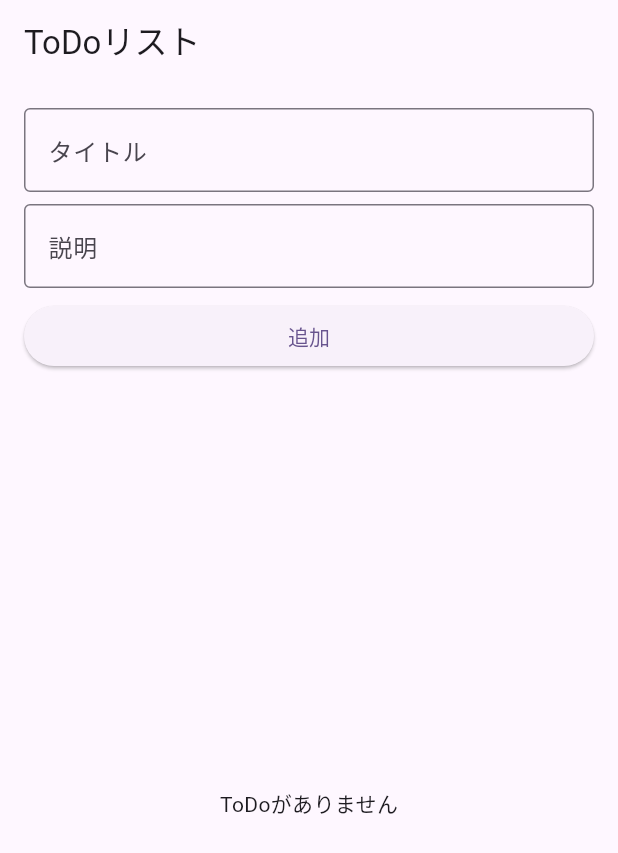
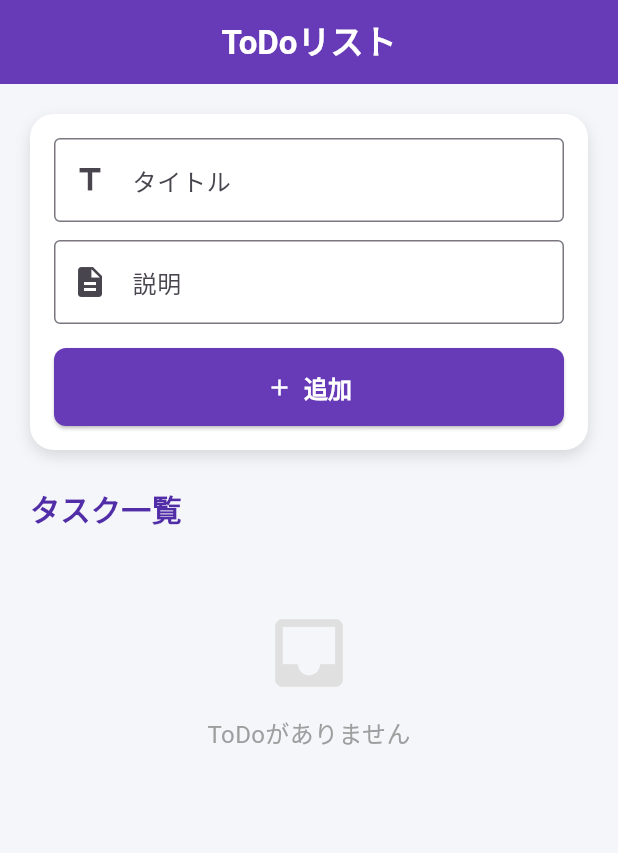
Before and after one commit to coffeemanjp/todo-app, a Flutter app: the screen it shows after launch, on a phone screen of 412 x 824 dp. Shown: the top 853 px of the screen. Run offline on Flutter 3.47's test engine with Material 3 defaults, Android fonts, the light colour scheme and no system bars.

```diff
--- a/todo_app/lib/main.dart
+++ b/todo_app/lib/main.dart
@@ -24,7 +24,9 @@ class Todo {
   String title;
   String description;
   bool isDone;
-  Todo({required this.title, required this.description, this.isDone = false});
+  final String id;
+  Todo({required this.title, required this.description, this.isDone = false, String? id})
+      : id = id ?? UniqueKey().toString();
 }
 
 class TodoListPage extends StatefulWidget {
@@ -50,6 +52,12 @@ class _TodoListPageState extends State<TodoListPage> {
     });
   }
 
+  void _deleteTodo(String id) {
+    setState(() {
+      _todos.removeWhere((todo) => todo.id == id);
+    });
+  }
+
   @override
   void dispose() {
     _titleController.dispose();
@@ -60,11 +68,33 @@ class _TodoListPageState extends State<TodoListPage> {
   @override
   Widget build(BuildContext context) {
     return Scaffold(
+      backgroundColor: const Color(0xFFF5F6FA),
       appBar: AppBar(
-        title: const Text('ToDoリスト'),
+        title: const Text('ToDoリスト', style: TextStyle(fontWeight: FontWeight.bold)),
+        backgroundColor: Colors.deepPurple,
+        foregroundColor: Colors.white,
+        elevation: 0,
+        centerTitle: true,
       ),
-      body: Padding(
-        padding: const EdgeInsets.all(16.0),
+      body: SingleChildScrollView(
+        child: Padding(
+          padding: const EdgeInsets.all(20.0),
+          child: Column(
+            crossAxisAlignment: CrossAxisAlignment.stretch,
+            children: [
+              Container(
+                decoration: BoxDecoration(
+                  color: Colors.white,
+                  borderRadius: BorderRadius.circular(16),
+                  boxShadow: [
+                    BoxShadow(
+                      color: Colors.black12,
+                      blurRadius: 8,
+                      offset: Offset(0, 4),
+                    ),
+                  ],
+                ),
+                padding: const EdgeInsets.all(16),
                 child: Column(
                   children: [
                     TextField(
@@ -72,36 +102,89 @@ class _TodoListPageState extends State<TodoListPage> {
                       decoration: const InputDecoration(
                         labelText: 'タイトル',
                         border: OutlineInputBorder(),
+                        prefixIcon: Icon(Icons.title),
                       ),
                     ),
-            const SizedBox(height: 8),
+                    const SizedBox(height: 12),
                     TextField(
                       controller: _descController,
                       decoration: const InputDecoration(
                         labelText: '説明',
                         border: OutlineInputBorder(),
-              ),
-            ),
-            const SizedBox(height: 8),
-            SizedBox(
-              width: double.infinity,
-              child: ElevatedButton(
-                onPressed: _addTodo,
-                child: const Text('追加'),
+                        prefixIcon: Icon(Icons.description),
                       ),
                     ),
                     const SizedBox(height: 16),
-            Expanded(
-              child: _todos.isEmpty
-                  ? const Center(child: Text('ToDoがありません'))
-                  : ListView.builder(
+                    SizedBox(
+                      width: double.infinity,
+                      child: ElevatedButton.icon(
+                        onPressed: _addTodo,
+                        icon: const Icon(Icons.add),
+                        label: const Text('追加'),
+                        style: ElevatedButton.styleFrom(
+                          backgroundColor: Colors.deepPurple,
+                          foregroundColor: Colors.white,
+                          shape: RoundedRectangleBorder(
+                            borderRadius: BorderRadius.circular(8),
+                          ),
+                          padding: const EdgeInsets.symmetric(vertical: 14),
+                          textStyle: const TextStyle(fontSize: 16, fontWeight: FontWeight.bold),
+                        ),
+                      ),
+                    ),
+                  ],
+                ),
+              ),
+              const SizedBox(height: 24),
+              Text(
+                'タスク一覧',
+                style: TextStyle(
+                  fontSize: 20,
+                  fontWeight: FontWeight.bold,
+                  color: Colors.deepPurple.shade700,
+                ),
+              ),
+              const SizedBox(height: 12),
+              _todos.isEmpty
+                  ? Container(
+                      margin: const EdgeInsets.only(top: 40),
+                      child: Column(
+                        children: [
+                          Icon(Icons.inbox, size: 60, color: Colors.grey.shade300),
+                          const SizedBox(height: 12),
+                          const Text('ToDoがありません', style: TextStyle(color: Colors.grey, fontSize: 16)),
+                        ],
+                      ),
+                    )
+                  : ListView.separated(
+                      shrinkWrap: true,
+                      physics: const NeverScrollableScrollPhysics(),
                       itemCount: _todos.length,
+                      separatorBuilder: (context, index) => const SizedBox(height: 12),
                       itemBuilder: (context, index) {
                         final todo = _todos[index];
-                        return Card(
+                        return Dismissible(
+                          key: ValueKey(todo.id),
+                          direction: DismissDirection.endToStart,
+                          onDismissed: (_) => _deleteTodo(todo.id),
+                          background: Container(
+                            alignment: Alignment.centerRight,
+                            padding: const EdgeInsets.symmetric(horizontal: 20),
+                            decoration: BoxDecoration(
+                              color: Colors.redAccent,
+                              borderRadius: BorderRadius.circular(12),
+                            ),
+                            child: const Icon(Icons.delete, color: Colors.white, size: 28),
+                          ),
+                          child: Card(
+                            elevation: 3,
+                            shape: RoundedRectangleBorder(
+                              borderRadius: BorderRadius.circular(12),
+                            ),
                             child: ListTile(
                               leading: Checkbox(
                                 value: todo.isDone,
+                                activeColor: Colors.deepPurple,
                                 onChanged: (val) {
                                   setState(() {
                                     todo.isDone = val ?? false;
@@ -111,20 +194,35 @@ class _TodoListPageState extends State<TodoListPage> {
                               title: Text(
                                 todo.title,
                                 style: TextStyle(
-                                decoration: todo.isDone
-                                    ? TextDecoration.lineThrough
-                                    : null,
+                                  decoration: todo.isDone ? TextDecoration.lineThrough : null,
+                                  fontWeight: FontWeight.bold,
+                                  color: todo.isDone ? Colors.grey : Colors.black,
                                 ),
                               ),
-                            subtitle: Text(todo.description),
+                              subtitle: todo.description.isNotEmpty
+                                  ? Text(
+                                      todo.description,
+                                      style: TextStyle(
+                                        color: todo.isDone ? Colors.grey : Colors.black87,
+                                      ),
+                                    )
+                                  : null,
+                              trailing: IconButton(
+                                icon: const Icon(Icons.delete_outline, color: Colors.redAccent),
+                                onPressed: () => _deleteTodo(todo.id),
+                                tooltip: '削除',
+                              ),
+                            ),
                           ),
                         );
                       },
                     ),
+            ],
           ),
-          ],
         ),
       ),
     );
   }
 }
+
+// UI updated for style test. (trigger CI/CD)
```
Also changed, not shown: 1 other file. Lines whose indentation alone changed are shown as unchanged.
